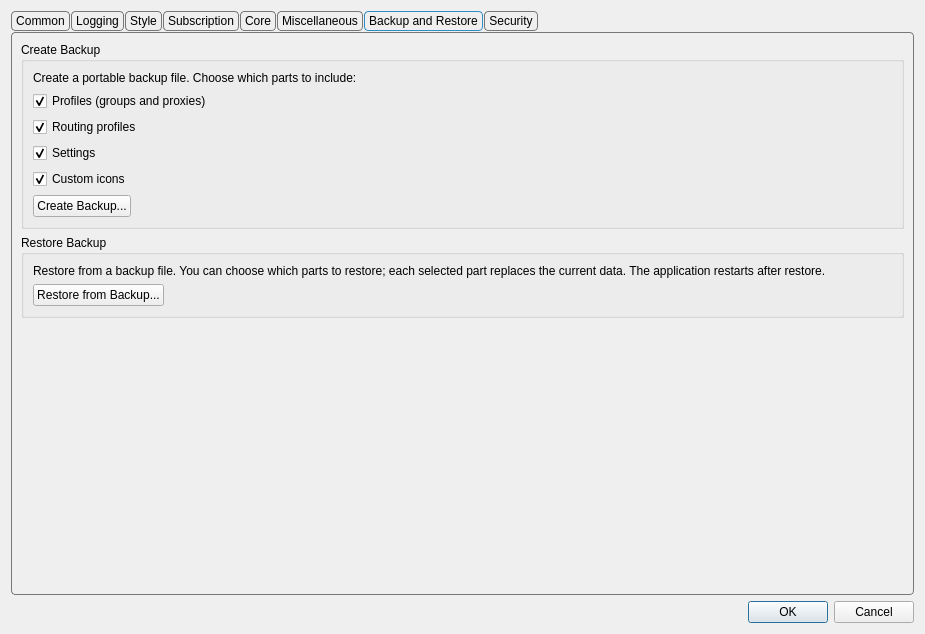
Qt form upstream/include/ui/setting/dialog_basic_settings.ui (hopol/throne-mirror) before a commit.
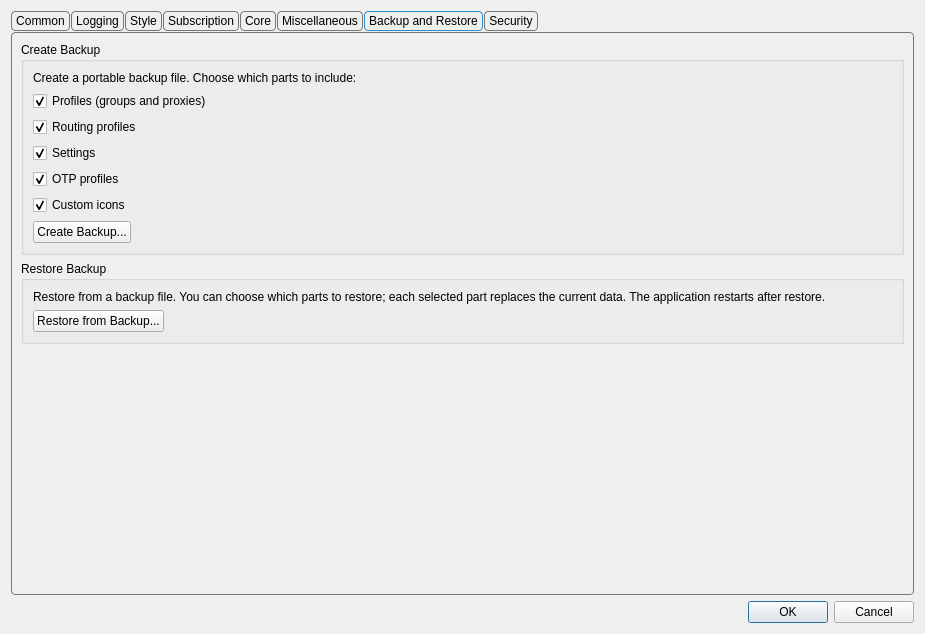
The same form after that commit. The open tabs and pages were chosen to show the change. Custom widgets are drawn as their Qt base class.

Diff of the .ui file:
```diff
--- a/upstream/include/ui/setting/dialog_basic_settings.ui
+++ b/upstream/include/ui/setting/dialog_basic_settings.ui
@@ -1593,6 +1593,16 @@
             </property>
            </widget>
           </item>
+          <item>
+           <widget class="QCheckBox" name="backup_inc_otp">
+            <property name="text">
+             <string>OTP profiles</string>
+            </property>
+            <property name="checked">
+             <bool>true</bool>
+            </property>
+           </widget>
+          </item>
           <item>
            <widget class="QCheckBox" name="backup_inc_icons">
             <property name="text">
```
